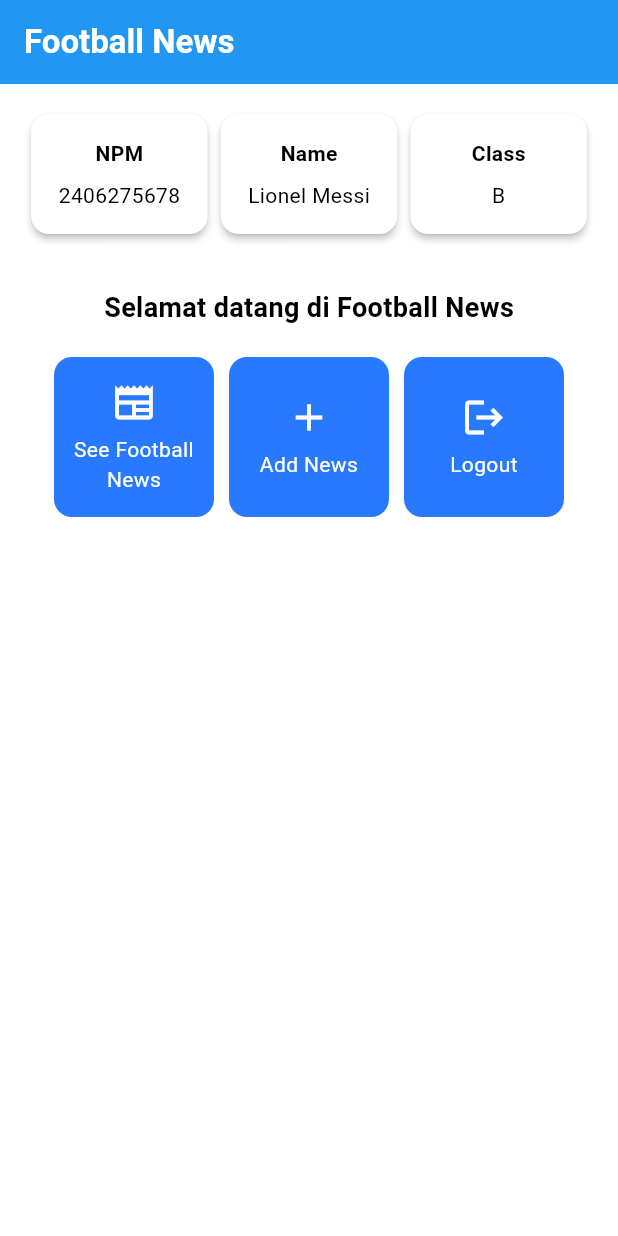
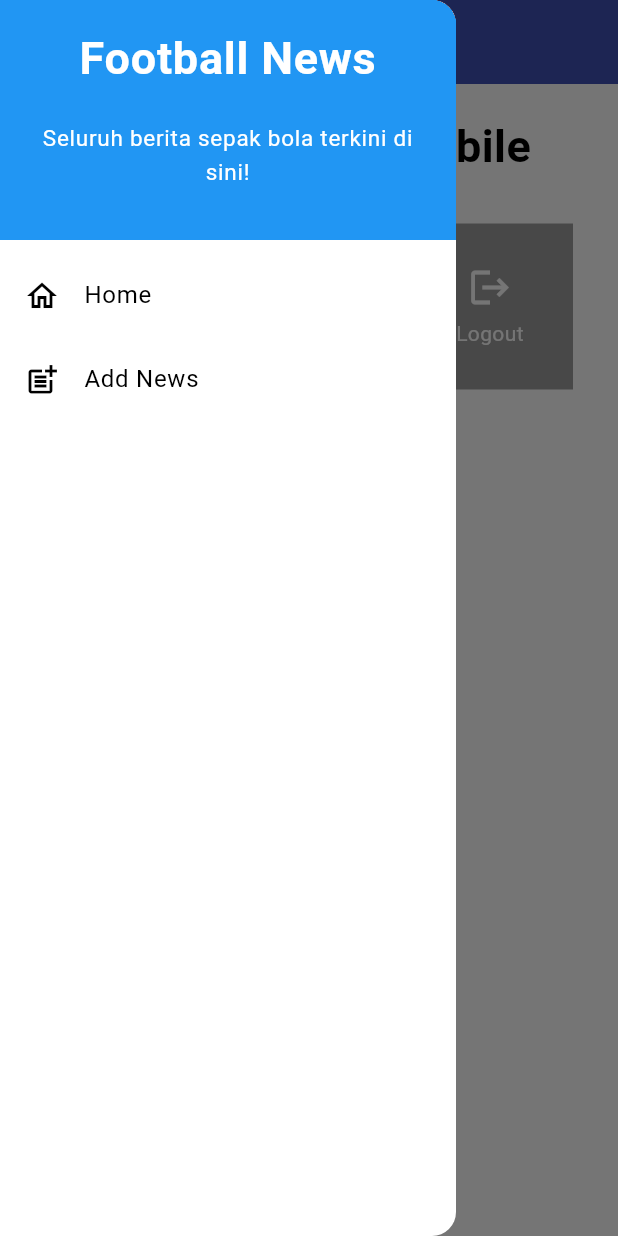
Before and after one commit to gibranlynardi/football-news-mobile, a Flutter app: the screen it shows after launch, with the side drawer open (before the commit the screen has no drawer), on a phone screen of 412 x 824 dp. Run offline on Flutter 3.47's test engine with Material 3 defaults, Android fonts, the phone set to English and light mode, and no system bars.

Commit message:
Tutorial 7

```diff
--- a/lib/main.dart
+++ b/lib/main.dart
@@ -1,5 +1,7 @@
 import 'package:flutter/material.dart';
-import 'package:football_news/menu.dart';
+// Mengimpor MyHomePage dari lokasi barunya di dalam folder 'screens'
+import 'package:football_news/screens/menu.dart';
+
 void main() {
   runApp(const MyApp());
 }
@@ -13,24 +15,12 @@ class MyApp extends StatelessWidget {
     return MaterialApp(
       title: 'Flutter Demo',
       theme: ThemeData(
-        // This is the theme of your application.
-        //
-        // TRY THIS: Try running your application with "flutter run". You'll see
-        // the application has a purple toolbar. Then, without quitting the app,
-        // try changing the seedColor in the colorScheme below to Colors.green
-        // and then invoke "hot reload" (save your changes or press the "hot
-        // reload" button in a Flutter-supported IDE, or press "r" if you used
-        // the command line to start the app).
-        //
-        // Notice that the counter didn't reset back to zero; the application
-        // state is not lost during the reload. To reset the state, use hot
-        // restart instead.
-        //
-        // This works for code too, not just values: Most code changes can be
-        // tested with just a hot reload.
-         colorScheme: ColorScheme.fromSwatch(primarySwatch: Colors.blue).copyWith(secondary: Colors.blueAccent[400]),
+        // Tema utama aplikasi
+        colorScheme: ColorScheme.fromSwatch(primarySwatch: Colors.blue).copyWith(secondary: Colors.blueAccent[400]),
+        useMaterial3: true,
       ),
-      home: MyHomePage(),
+      // Halaman awal aplikasi
+      home: const MyHomePage(),
     );
   }
 }
--- a/lib/menu.dart
+++ /dev/null
@@ -1,187 +0,0 @@
-import 'package:flutter/material.dart';
-
-class MyHomePage extends StatelessWidget {
-
-  MyHomePage({super.key});
-  final String nama = "Lionel Messi";
-  final String npm = "2406275678";
-  final String kelas = "B";
-
-  final List<ItemHomepage> items = [
-    ItemHomepage("See Football News", Icons.newspaper),
-    ItemHomepage("Add News", Icons.add),
-    ItemHomepage("Logout", Icons.logout),
-  ];
-
-  @override
-  Widget build(BuildContext context) {
-  // Scaffold menyediakan struktur dasar halaman dengan AppBar dan body.
-  return Scaffold(
-    // AppBar adalah bagian atas halaman yang menampilkan judul.
-    appBar: AppBar(
-      // Judul aplikasi "Football News" dengan teks putih dan tebal.
-      title: const Text(
-        'Football News',
-        style: TextStyle(
-          color: Colors.white,
-          fontWeight: FontWeight.bold,
-        ),
-      ),
-      // Warna latar belakang AppBar diambil dari skema warna tema aplikasi.
-      backgroundColor: Theme.of(context).colorScheme.primary,
-    ),
-    // Body halaman dengan padding di sekelilingnya.
-    body: Padding(
-      padding: const EdgeInsets.all(16.0),
-      // Menyusun widget secara vertikal dalam sebuah kolom.
-      child: Column(
-        crossAxisAlignment: CrossAxisAlignment.center,
-        children: [
-          // Row untuk menampilkan 3 InfoCard secara horizontal.
-          Row(
-            mainAxisAlignment: MainAxisAlignment.spaceEvenly,
-            children: [
-              InfoCard(title: 'NPM', content: npm),
-              InfoCard(title: 'Name', content: nama),
-              InfoCard(title: 'Class', content: kelas),
-            ],
-          ),
-
-          // Memberikan jarak vertikal 16 unit.
-          const SizedBox(height: 16.0),
-
-          // Menempatkan widget berikutnya di tengah halaman.
-          Center(
-            child: Column(
-              // Menyusun teks dan grid item secara vertikal.
-
-              children: [
-                // Menampilkan teks sambutan dengan gaya tebal dan ukuran 18.
-                const Padding(
-                  padding: EdgeInsets.only(top: 16.0),
-                  child: Text(
-                    'Selamat datang di Football News',
-                    style: TextStyle(
-                      fontWeight: FontWeight.bold,
-                      fontSize: 18.0,
-                    ),
-                  ),
-                ),
-
-                // Grid untuk menampilkan ItemCard dalam bentuk grid 3 kolom.
-                GridView.count(
-                  primary: true,
-                  padding: const EdgeInsets.all(20),
-                  crossAxisSpacing: 10,
-                  mainAxisSpacing: 10,
-                  crossAxisCount: 3,
-                  // Agar grid menyesuaikan tinggi kontennya.
-                  shrinkWrap: true,
-
-                  // Menampilkan ItemCard untuk setiap item dalam list items.
-                  children: items.map((ItemHomepage item) {
-                    return ItemCard(item);
-                  }).toList(),
-                ),
-              ],
-            ),
-          ),
-        ],
-      ),
-    ),
-  );
-}
-}
-
-class InfoCard extends StatelessWidget {
-  // Kartu informasi yang menampilkan title dan content.
-
-  final String title;  // Judul kartu.
-  final String content;  // Isi kartu.
-
-  const InfoCard({super.key, required this.title, required this.content});
-
-  @override
-  Widget build(BuildContext context) {
-    return Card(
-      // Membuat kotak kartu dengan bayangan dibawahnya.
-      elevation: 2.0,
-      child: Container(
-        // Mengatur ukuran dan jarak di dalam kartu.
-        width: MediaQuery.of(context).size.width / 3.5, // menyesuaikan dengan lebar device yang digunakan.
-        padding: const EdgeInsets.all(16.0),
-        // Menyusun title dan content secara vertikal.
-        child: Column(
-          children: [
-            Text(
-              title,
-              style: const TextStyle(fontWeight: FontWeight.bold),
-            ),
-            const SizedBox(height: 8.0),
-            Text(content),
-          ],
-        ),
-      ),
-    );
-  }
-}
-class ItemCard extends StatelessWidget {
-  // Menampilkan kartu dengan ikon dan nama.
-
-  final ItemHomepage item;
-
-  const ItemCard(this.item, {super.key});
-
-  @override
-  Widget build(BuildContext context) {
-    return Material(
-      // Menentukan warna latar belakang dari tema aplikasi.
-      color: Theme.of(context).colorScheme.secondary,
-      // Membuat sudut kartu melengkung.
-      borderRadius: BorderRadius.circular(12),
-
-      child: InkWell(
-        // Aksi ketika kartu ditekan.
-        onTap: () {
-          // Menampilkan pesan SnackBar saat kartu ditekan.
-          ScaffoldMessenger.of(context)
-            ..hideCurrentSnackBar()
-            ..showSnackBar(
-              SnackBar(content: Text("Kamu telah menekan tombol ${item.name}!"))
-            );
-        },
-        // Container untuk menyimpan Icon dan Text
-        child: Container(
-          padding: const EdgeInsets.all(8),
-          child: Center(
-            child: Column(
-              // Menyusun ikon dan teks di tengah kartu.
-              mainAxisAlignment: MainAxisAlignment.center,
-              children: [
-                Icon(
-                  item.icon,
-                  color: Colors.white,
-                  size: 30.0,
-                ),
-                const Padding(padding: EdgeInsets.all(3)),
-                Text(
-                  item.name,
-                  textAlign: TextAlign.center,
-                  style: const TextStyle(color: Colors.white),
-                ),
-              ],
-            ),
-          ),
-        ),
-      ),
-    );
-  }
-
-}
-
-class ItemHomepage {
- final String name;
- final IconData icon;
-
- ItemHomepage(this.name, this.icon);
-}
--- /dev/null
+++ b/lib/screens/menu.dart
@@ -0,0 +1,124 @@
+import 'package:flutter/material.dart';
+import 'package:football_news/screens/newslist_form.dart';
+import 'package:football_news/widgets/left_drawer.dart';
+
+// Class untuk merepresentasikan data setiap menu
+class NewsItem {
+  final String name;
+  final IconData icon;
+  final Color color;
+
+  const NewsItem(this.name, this.icon, this.color);
+}
+
+// Class utama untuk halaman Menu
+class MyHomePage extends StatelessWidget {
+  const MyHomePage({super.key});
+
+  final List<NewsItem> items = const [
+    const NewsItem("Lihat Berita", Icons.newspaper, Colors.red),
+    const NewsItem("Tambah Berita", Icons.add_box, Colors.blue),
+    const NewsItem("Logout", Icons.logout, Colors.grey),
+  ];
+
+  @override
+  Widget build(BuildContext context) {
+    return Scaffold(
+      appBar: AppBar(
+        title: const Text(
+          'Football News',
+          style: TextStyle(color: Colors.white),
+        ),
+        backgroundColor: Colors.indigo,
+        foregroundColor: Colors.white,
+      ),
+      // Tambahkan Drawer
+      drawer: const LeftDrawer(),
+      body: SingleChildScrollView(
+        child: Padding(
+          padding: const EdgeInsets.all(10.0),
+          child: Column(
+            children: <Widget>[
+              const Padding(
+                padding: EdgeInsets.only(top: 10.0, bottom: 10.0),
+                child: Text(
+                  'Football News Mobile',
+                  textAlign: TextAlign.center,
+                  style: TextStyle(
+                    fontSize: 30,
+                    fontWeight: FontWeight.bold,
+                  ),
+                ),
+              ),
+              // Grid layout untuk menampilkan menu item
+              GridView.count(
+                primary: true,
+                padding: const EdgeInsets.all(20),
+                crossAxisSpacing: 10,
+                mainAxisSpacing: 10,
+                crossAxisCount: 3,
+                shrinkWrap: true,
+                children: items.map((NewsItem item) {
+                  // Gunakan widget NewsItemCard untuk setiap item
+                  return NewsItemCard(item);
+                }).toList(),
+              ),
+            ],
+          ),
+        ),
+      ),
+    );
+  }
+}
+
+// Widget kustom untuk setiap kartu menu
+class NewsItemCard extends StatelessWidget {
+  final NewsItem item;
+
+  const NewsItemCard(this.item, {super.key});
+
+  @override
+  Widget build(BuildContext context) {
+    return Material(
+      color: item.color,
+      child: InkWell(
+        onTap: () {
+          ScaffoldMessenger.of(context)
+            ..hideCurrentSnackBar()
+            ..showSnackBar(SnackBar(
+                content: Text("Kamu telah menekan tombol ${item.name}!")));
+
+          if (item.name == "Tambah Berita") {
+            Navigator.push(
+              context,
+              MaterialPageRoute(
+                builder: (context) => const NewsFormPage(),
+              ),
+            );
+          }
+        },
+        child: Container(
+          padding: const EdgeInsets.all(8),
+          child: Center(
+            child: Column(
+              mainAxisAlignment: MainAxisAlignment.center,
+              children: [
+                Icon(
+                  item.icon,
+                  color: Colors.white,
+                  size: 30.0,
+                ),
+                const Padding(padding: EdgeInsets.all(3)),
+                Text(
+                  item.name,
+                  textAlign: TextAlign.center,
+                  style: const TextStyle(color: Colors.white),
+                ),
+              ],
+            ),
+          ),
+        ),
+      ),
+    );
+  }
+}
--- /dev/null
+++ b/lib/widgets/left_drawer.dart
@@ -0,0 +1,76 @@
+// lib/widgets/left_drawer.dart
+
+import 'package:flutter/material.dart';
+import 'package:football_news/screens/menu.dart';
+// PASTIKAN NAMA FILE DI SINI BENAR: newslist_form.dart
+import 'package:football_news/screens/newslist_form.dart';
+
+class LeftDrawer extends StatelessWidget {
+  const LeftDrawer({super.key});
+
+  @override
+  Widget build (BuildContext context) {
+    return Drawer (
+      child: ListView(
+        children: [
+          const DrawerHeader(
+            decoration: BoxDecoration(
+              color: Colors.blue,
+            ),
+            child: Column (
+              children: [
+                Text(
+                  'Football News',
+                  textAlign: TextAlign.center,
+                  style: TextStyle(
+                    fontSize: 30,
+                    fontWeight: FontWeight.bold,
+                    color: Colors.white,
+                  ),
+                ),
+                Padding (padding: EdgeInsets.all(10)),
+                Text(
+                  "Seluruh berita sepak bola terkini di sini!",
+                  textAlign: TextAlign.center,
+                  style: TextStyle(
+                    fontSize: 15,
+                    color: Colors.white,
+                    fontWeight: FontWeight.normal,
+                  ),
+                ),
+              ],
+            ),
+          ),
+
+          // Halaman Home (menggunakan pushReplacement)
+          ListTile(
+            leading: const Icon (Icons.home_outlined),
+            title: const Text('Home'),
+            onTap: () {
+              Navigator.pushReplacement(
+                context,
+                MaterialPageRoute(
+                  builder: (context) => const MyHomePage(),
+                )
+              );
+            },
+          ),
+          // Halaman Add News (menggunakan push)
+          ListTile(
+            leading: const Icon (Icons.post_add),
+            title: const Text('Add News'),
+            onTap: () {
+              // Navigasi ke NewsFormPage
+              Navigator.push(
+                context,
+                MaterialPageRoute(
+                  builder: (context) => const NewsFormPage(),
+                ),
+              );
+            },
+          ),
+        ],
+      ),
+    );
+  }
+}
```
Also changed, not shown: lib/screens/newslist_form.dart (added, +219 -0 lines), lib/widgets/news_card.dart (added, +78 -0 lines).
